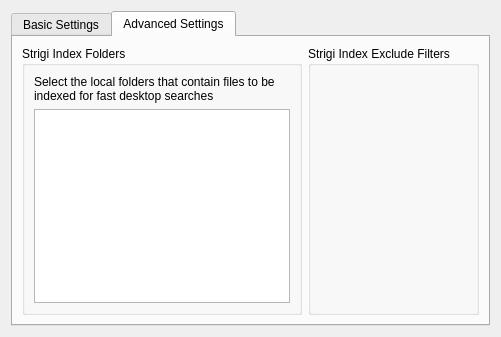
Above: nepomuk/kcm/nepomukconfigwidget.ui from KDE/kde-runtime before the change. Below: the same form after it.
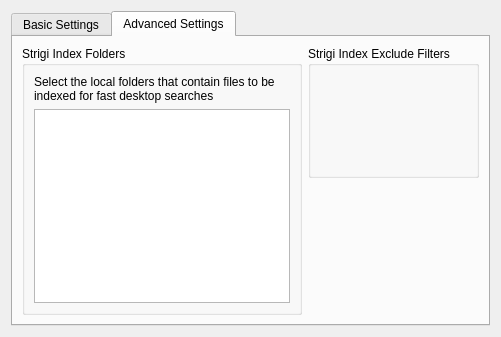
That is the form after the change. The open tabs and pages were chosen to show the change. Custom widgets are drawn as their Qt base class.

Diff of the .ui file:
```diff
--- a/nepomuk/kcm/nepomukconfigwidget.ui
+++ b/nepomuk/kcm/nepomukconfigwidget.ui
@@ -124,8 +124,8 @@
       <attribute name="title" >
        <string>Advanced Settings</string>
       </attribute>
-      <layout class="QHBoxLayout" name="horizontalLayout_2" >
-       <item>
+      <layout class="QGridLayout" name="gridLayout" >
+       <item rowspan="2" row="0" column="0" >
         <widget class="QGroupBox" name="groupBox_3" >
          <property name="title" >
           <string>Strigi Index Folders</string>
@@ -147,7 +147,7 @@
          </layout>
         </widget>
        </item>
-       <item>
+       <item row="0" column="1" >
         <widget class="KEditListBox" name="m_editStrigiExcludeFilters" >
          <property name="toolTip" >
           <string>Filters which define the files that Strigi should ignore</string>
```
Left out of the diff: 3 changed lines with no effect on the pictures.
